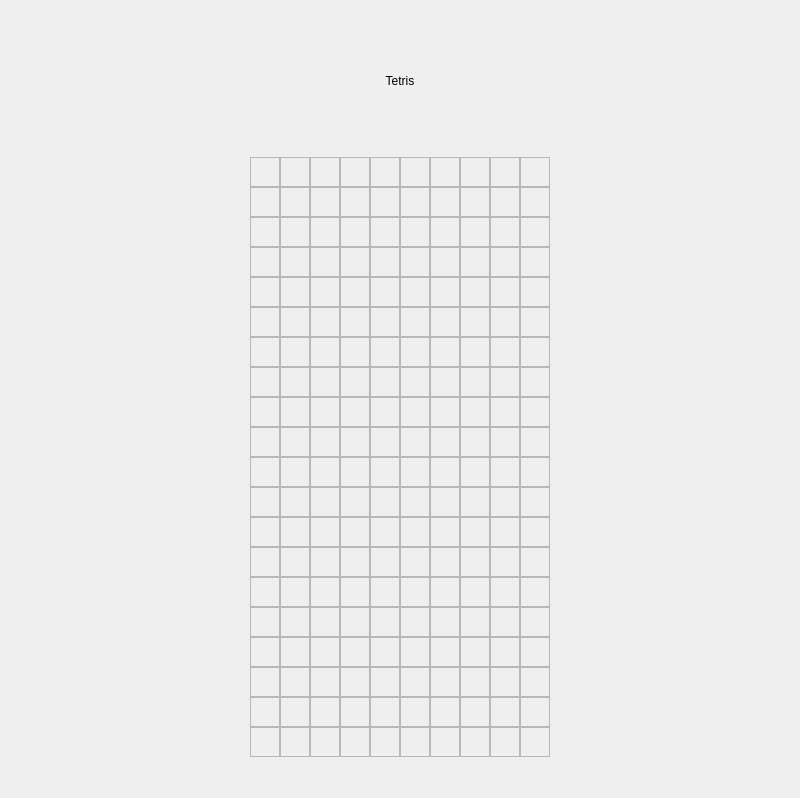
First picture: the form in src/mainwindow.ui, repository NoNormalCreeper/tetris_hw_gui, before the edit.
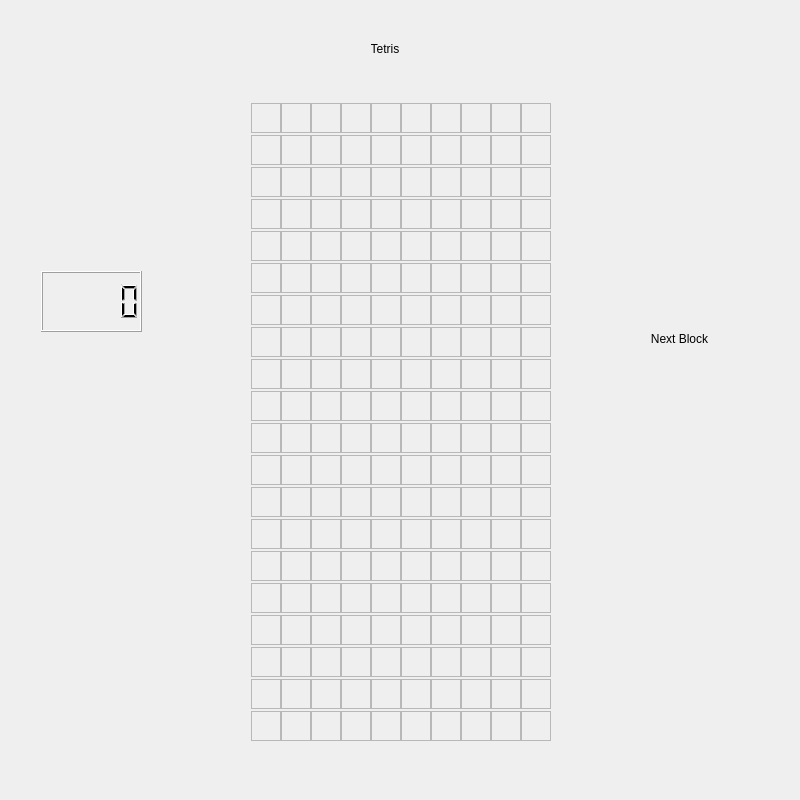
Second picture: the form after the edit.

Commit message: UI: 绘制基本 UI refactor: 修改函数签名；移除最初的测试

Patch:
```diff
--- a/src/mainwindow.ui
+++ b/src/mainwindow.ui
@@ -10,7 +10,7 @@
     <x>0</x>
     <y>0</y>
     <width>800</width>
-    <height>798</height>
+    <height>800</height>
    </rect>
   </property>
   <property name="windowTitle">
@@ -19,9 +19,18 @@
   <property name="layoutDirection">
    <enum>Qt::LayoutDirection::LeftToRight</enum>
   </property>
-  <layout class="QVBoxLayout" name="verticalLayout">
-   <item>
-    <widget class="QLabel" name="label">
+  <layout class="QGridLayout" name="gridLayout">
+   <item row="0" column="0">
+    <widget class="QWidget" name="top" native="true">
+     <widget class="QLabel" name="titleLabel">
+      <property name="geometry">
+       <rect>
+        <x>360</x>
+        <y>30</y>
+        <width>28</width>
+        <height>16</height>
+       </rect>
+      </property>
      <property name="maximumSize">
       <size>
        <width>16777215</width>
@@ -35,13 +44,72 @@
       <set>Qt::AlignmentFlag::AlignCenter</set>
      </property>
     </widget>
-   </item>
-   <item>
-    <layout class="QHBoxLayout" name="horizontalLayout">
-     <item>
-      <layout class="QVBoxLayout" name="verticalLayout_3"/>
-     </item>
-     <item>
+     <widget class="QWidget" name="nextBlockWidget" native="true">
+      <property name="geometry">
+       <rect>
+        <x>590</x>
+        <y>150</y>
+        <width>150</width>
+        <height>150</height>
+       </rect>
+      </property>
+      <property name="minimumSize">
+       <size>
+        <width>150</width>
+        <height>150</height>
+       </size>
+      </property>
+      <property name="maximumSize">
+       <size>
+        <width>150</width>
+        <height>150</height>
+       </size>
+      </property>
+      <property name="autoFillBackground">
+       <bool>true</bool>
+      </property>
+     </widget>
+     <widget class="QLabel" name="nextBlockLabel">
+      <property name="geometry">
+       <rect>
+        <x>640</x>
+        <y>320</y>
+        <width>57</width>
+        <height>16</height>
+       </rect>
+      </property>
+      <property name="maximumSize">
+       <size>
+        <width>16777215</width>
+        <height>20</height>
+       </size>
+      </property>
+      <property name="text">
+       <string>Next Block</string>
+      </property>
+      <property name="alignment">
+       <set>Qt::AlignmentFlag::AlignCenter</set>
+      </property>
+     </widget>
+     <widget class="QLCDNumber" name="scoreNumber">
+      <property name="geometry">
+       <rect>
+        <x>30</x>
+        <y>260</y>
+        <width>101</width>
+        <height>61</height>
+       </rect>
+      </property>
+     </widget>
+     <widget class="QWidget" name="">
+      <property name="geometry">
+       <rect>
+        <x>240</x>
+        <y>90</y>
+        <width>304</width>
+        <height>642</height>
+       </rect>
+      </property>
       <layout class="QVBoxLayout" name="gridArea">
        <property name="spacing">
         <number>0</number>
@@ -3704,6 +3772,9 @@
          </item>
          <item>
           <widget class="QFrame" name="frame_160">
+           <property name="enabled">
+            <bool>true</bool>
+           </property>
            <property name="minimumSize">
             <size>
              <width>30</width>
@@ -4647,11 +4718,8 @@
         </layout>
        </item>
       </layout>
-     </item>
-     <item>
-      <layout class="QVBoxLayout" name="verticalLayout_4"/>
-     </item>
-    </layout>
+     </widget>
+    </widget>
    </item>
   </layout>
  </widget>
```
Lines whose indentation alone changed are shown as unchanged. The commit also changes 3 other files.
